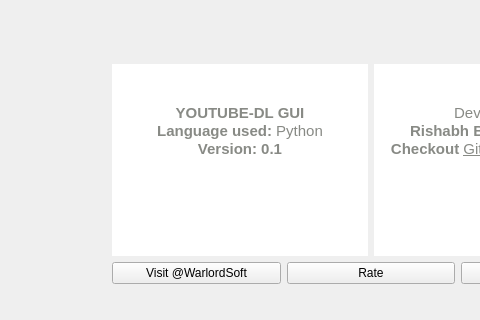
Old version of the form src/ui_main_trial.ui in the repository rishabh3354/YOUTUBE-DL-PRO; both pictures show x 182 to 662 and y 94 to 414 of the 1106 by 599 pixel window.
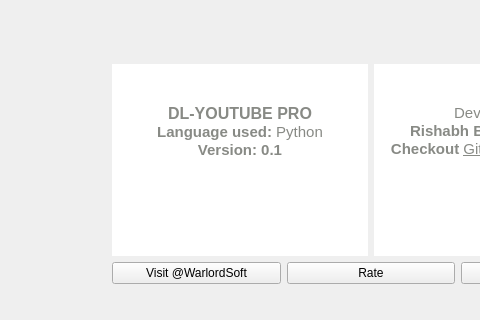
New version of the form. The open tabs and pages were chosen to show the change. Icons and pictures are not drawn.

Commit message: Refactor: youtube dl gui name changed to dl-youtube

Diff of the .ui file:
```diff
--- a/src/ui_main_trial.ui
+++ b/src/ui_main_trial.ui
@@ -3596,7 +3596,7 @@
 &lt;/style&gt;&lt;/head&gt;&lt;body style=&quot; font-family:'Ubuntu'; font-size:11pt; font-weight:400; font-style:normal;&quot;&gt;
 &lt;p align=&quot;center&quot; style=&quot; margin-top:0px; margin-bottom:0px; margin-left:0px; margin-right:0px; -qt-block-indent:0; text-indent:0px;&quot;&gt;&lt;img src=&quot;:/myresource/resource/icons8-youtube-play-button-500.png&quot; width=&quot;90&quot; /&gt;&lt;/p&gt;
 &lt;p align=&quot;center&quot; style=&quot;-qt-paragraph-type:empty; margin-top:0px; margin-bottom:0px; margin-left:0px; margin-right:0px; -qt-block-indent:0; text-indent:0px;&quot;&gt;&lt;br /&gt;&lt;/p&gt;
-&lt;p align=&quot;center&quot; style=&quot; margin-top:0px; margin-bottom:0px; margin-left:0px; margin-right:0px; -qt-block-indent:0; text-indent:0px;&quot;&gt;&lt;span style=&quot; font-weight:600; color:#888a85;&quot;&gt;YOUTUBE-DL GUI&lt;/span&gt;&lt;/p&gt;
+&lt;p align=&quot;center&quot; style=&quot; margin-top:0px; margin-bottom:0px; margin-left:0px; margin-right:0px; -qt-block-indent:0; text-indent:0px;&quot;&gt;&lt;span style=&quot; font-size:12pt; font-weight:600; color:#888a85;&quot;&gt;DL-YOUTUBE PRO&lt;/span&gt;&lt;/p&gt;
 &lt;p align=&quot;center&quot; style=&quot; margin-top:0px; margin-bottom:0px; margin-left:0px; margin-right:0px; -qt-block-indent:0; text-indent:0px;&quot;&gt;&lt;span style=&quot; font-weight:600; color:#888a85;&quot;&gt;Language used: &lt;/span&gt;&lt;span style=&quot; color:#888a85;&quot;&gt;Python&lt;/span&gt;&lt;/p&gt;
 &lt;p align=&quot;center&quot; style=&quot; margin-top:0px; margin-bottom:0px; margin-left:0px; margin-right:0px; -qt-block-indent:0; text-indent:0px;&quot;&gt;&lt;span style=&quot; font-weight:600; color:#888a85;&quot;&gt;Version: 0.1&lt;/span&gt;&lt;/p&gt;
 &lt;p align=&quot;center&quot; style=&quot;-qt-paragraph-type:empty; margin-top:0px; margin-bottom:0px; margin-left:0px; margin-right:0px; -qt-block-indent:0; text-indent:0px; color:#888a85;&quot;&gt;&lt;br /&gt;&lt;/p&gt;&lt;/body&gt;&lt;/html&gt;</string>
```
Left out of the diff: 6 changed lines with no effect on the pictures. The commit also changes 8 other files.
